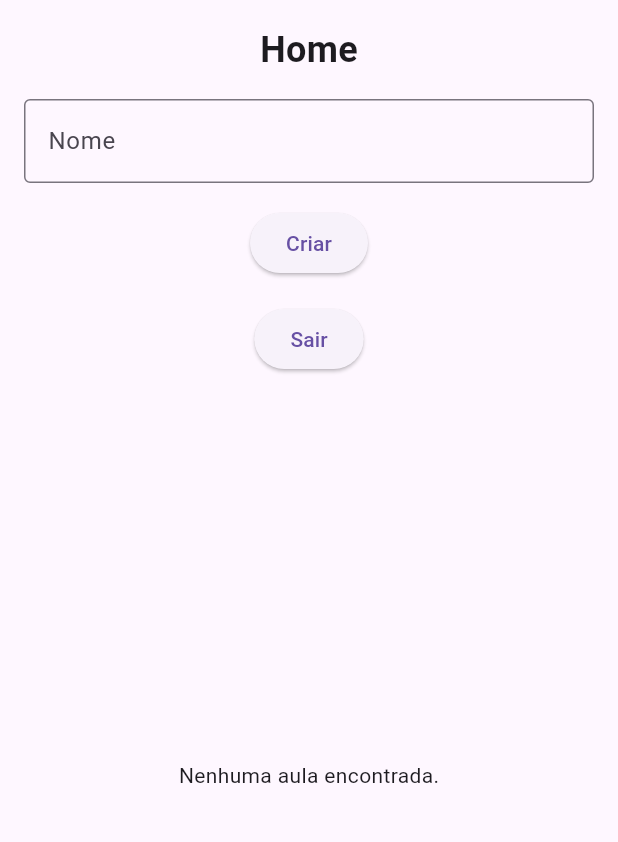
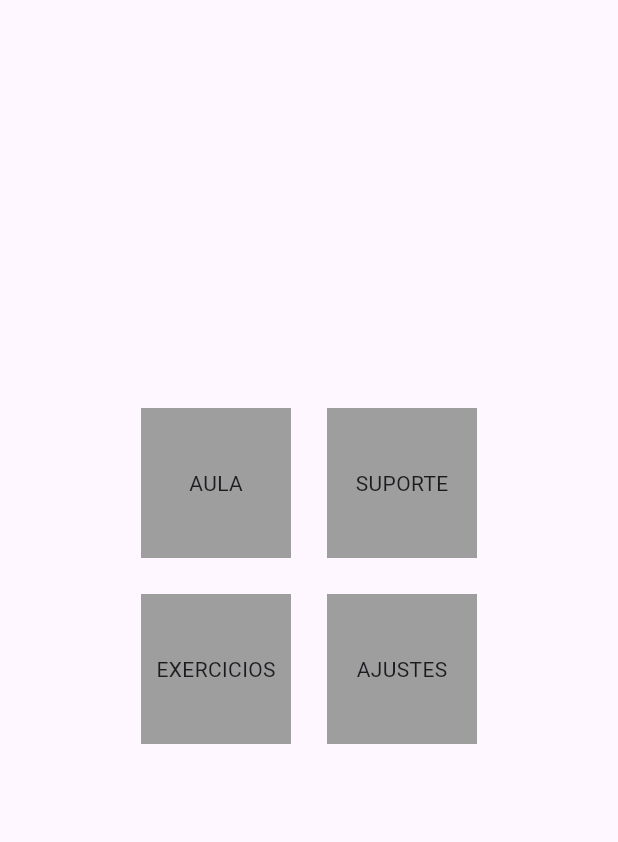
Before and after one commit to IGDSCI/REUSO, a Flutter app: the HomeStf screen opened directly, on a phone screen of 412 x 824 dp, the part 84-926 px from its top. Run offline on Flutter 3.47's test engine with Material 3 defaults, Android fonts, the phone set to English and light mode, and no system bars; our stand-ins replace supabase_flutter; missing offline and left inert: dart:html; accounts and stored records are empty.

Commit message:
Tela de home

```diff
--- a/lib/cadastro.dart
+++ b/lib/cadastro.dart
@@ -1,6 +1,6 @@
 import 'package:flutter/material.dart';
 import 'package:flutter/widgets.dart';
-import 'package:flutter_application_1/Home.dart';
+import 'package:flutter_application_1/aula.dart';
 import 'package:flutter_application_1/login.dart';
 import 'package:supabase_flutter/supabase_flutter.dart';
 
@@ -11,7 +11,7 @@ class CadastroStl extends StatelessWidget {
     return MaterialApp(
       home: const CadastroStf(),
       routes: {
-        '/home': (context) => const HomeStl(),
+        '/aula': (context) => const AulaStl(),
         '/login': (context) => const LoginStl(),
       },
     );
@@ -40,7 +40,7 @@ class _CadastroStfState extends State<CadastroStf> {
 
       if(!mounted) return;
 
-      Navigator.pushReplacement(context, MaterialPageRoute(builder: (context)=> const HomeStl()));
+      Navigator.pushReplacement(context, MaterialPageRoute(builder: (context)=> const AulaStl()));
     } on AuthException catch (e){
       print(e);
     }
--- a/lib/home.dart
+++ b/lib/home.dart
@@ -1,159 +1,90 @@
+import 'package:flutter/cupertino.dart';
 import 'package:flutter/material.dart';
-import 'package:flutter_application_1/cadastro.dart';
-import 'package:supabase_flutter/supabase_flutter.dart';
+import 'package:flutter/widgets.dart';
+import 'package:flutter_application_1/aula.dart';
 
 class HomeStl extends StatelessWidget {
   const HomeStl({super.key});
+
   @override
   Widget build(BuildContext context) {
-    return const MaterialApp(
-      home: HomeStf(),
+    return MaterialApp(
+      home: const HomeStf(),
+      routes: {
+        '/aula': (context) => const AulaStl(),
+      },
     );
   }
 }
 
 class HomeStf extends StatefulWidget {
   const HomeStf({super.key});
+
   @override
   State<HomeStf> createState() => _HomeStfState();
 }
 
 class _HomeStfState extends State<HomeStf> {
-  final TextEditingController _nomeController = TextEditingController();
-  final aulaStream = Supabase.instance.client.from('aulas').stream(primaryKey: ['id']);
-
-  Future<void> singOut() async {
-    await Supabase.instance.client.auth.signOut();
-    if (!mounted) return;
-    Navigator.pushReplacement(
-      context,
-      MaterialPageRoute(builder: (context) => const CadastroStl()),
-    );
-  }
-
-  Future<void> novaAula() async {
-    final nome = _nomeController.text.trim();
-    if (nome.isNotEmpty) {
-      await Supabase.instance.client.from('aulas').insert({'nome': nome});
-      _nomeController.clear();
-    }
-  }
-
-  Future<void> atualizarAula(aulaid, novoTexto) async{
-    await Supabase.instance.client.from('aulas').update({'nome' : novoTexto}).eq('id', aulaid);
-  }
-
-  Future<void> deletarAula(String aulaid) async {
-    await Supabase.instance.client.from('aulas').delete().eq('id', aulaid);
-  }
-
   @override
   Widget build(BuildContext context) {
     return Scaffold(
-      appBar: AppBar(
-        title: Center(
-          child: Text(
-            'MELP',
-            style: TextStyle(color: Colors.white),
-          ),
-        ),
+      appBar: AppBar(title: const Center(
+        child: Text(
+          'MELP',
+          style: TextStyle(color: Colors.white),
+        )),
         backgroundColor: Colors.black,
       ),
-      body: Padding(
-        padding: const EdgeInsets.all(16.0),
-        child: Column(
+      body: Row(mainAxisAlignment: MainAxisAlignment.center,
+        children: [
+        Column(mainAxisAlignment: MainAxisAlignment.center,
           children: [
-            const Text(
-              'Home',
-              style: TextStyle(fontSize: 24, fontWeight: FontWeight.bold),
-            ),
-            const SizedBox(height: 16),
-            TextField(
-              controller: _nomeController,
-              decoration: const InputDecoration(
-                labelText: 'Nome',
-                border: OutlineInputBorder(),
+          MouseRegion(
+            cursor: SystemMouseCursors.click,
+            child: GestureDetector(
+              onTap: (){
+                Navigator.of(context).pushReplacementNamed('/aula');
+              },
+              child: Container(
+                height: 100,
+                width: 100,
+                color: Colors.grey,
+                child: const Center(child: Text('AULA')),
               ),
             ),
-            const SizedBox(height: 16),
-            ElevatedButton(
-              onPressed: novaAula,
-              child: const Text('Criar'),
-            ),
-            const SizedBox(height: 16),
-            ElevatedButton(
-              onPressed: singOut,
-              child: const Text('Sair'),
-            ),
-            const SizedBox(height: 32),
-            Expanded(
-              child: StreamBuilder<List<Map<String, dynamic>>>(
-                stream: aulaStream,
-                builder: (context, snapshot) {
-                  if (snapshot.connectionState == ConnectionState.waiting) {
-                    return const Center(child: CircularProgressIndicator());
-                  } else if (snapshot.hasError) {
-                    return Center(child: Text('Erro: ${snapshot.error}'));
-                  } else if (!snapshot.hasData || snapshot.data!.isEmpty) {
-                    return const Center(child: Text('Nenhuma aula encontrada.'));
-                  } else {
-                    final aulas = snapshot.data!;
-                    return ListView.builder(
-                      itemCount: aulas.length,
-                      itemBuilder: (context, index) {
-                        final aula = aulas[index];
-                        final aulaId = aula['id'].toString();
-                        return ListTile(
-                          title: Text(aula['nome'] ?? 'Nome não encontrado'),
-                          trailing: Row(
-                            mainAxisSize: MainAxisSize.min,
-                            children: [
-                              IconButton(onPressed: (){
-                                showDialog(context: context, builder: (context){
-                                  return SimpleDialog(
-                                    title: const Text("Editar nota"),
-                                    children: [
-                                      TextFormField(
-                                        initialValue: aula['nome'],
-                                        onFieldSubmitted: (value) async{
-                                          await atualizarAula(aulaId, value);
-                                        }),
-                                    ],
-                                  );
-                                });
-                              }, icon: const Icon(Icons.edit)),
-                              IconButton(onPressed: () async{
-                                bool deletedConfirmed = await showDialog(context: context, builder: (context){
-                                  return AlertDialog(
-                                    title: const Text('Deletar aula'),
-                                    content: const Text('Você tem certeza?'),
-                                    actions: [
-                                      TextButton(onPressed: (){
-                                        Navigator.pop(context, false);
-                                      }, child: const Text('Cancelar')),
-                                      TextButton(onPressed: (){
-                                        Navigator.pop(context, true);
-                                      }, child: const Text('Deletar'))
-                                    ],
+          ),
 
-                                  );
-                                });
-                                if(deletedConfirmed){
-                                  await deletarAula(aulaId);
-                                }
-                              }, icon: const Icon(Icons.delete))
-                            ],
-                            ),
-                        );
-                      },
-                    );
-                  }
-                },
-              ),
-            ),
-          ],
-        ),
-      ),
+          const SizedBox(height: 24),
+
+          Container(
+            height: 100,
+            width: 100,
+            color: Colors.grey,
+            child: const Center(child: Text('EXERCICIOS')),
+          ),
+        ],),
+
+        const SizedBox(width: 24),
+
+        Column(mainAxisAlignment: MainAxisAlignment.center,
+          children: [
+          Container(
+            height: 100,
+            width: 100,
+            color: Colors.grey,
+            child: const Center(child: Text('SUPORTE')),
+          ),
+
+          const SizedBox(height: 24),
+
+          Container(
+            height: 100,
+            width: 100,
+            color: Colors.grey,
+            child: const Center(child: Text('AJUSTES')),
+          ),
+        ],)
+      ],),
     );
   }
 }
--- a/lib/login.dart
+++ b/lib/login.dart
@@ -1,6 +1,7 @@
 import 'package:flutter/material.dart';
-import 'package:flutter_application_1/Home.dart';
+import 'package:flutter_application_1/aula.dart';
 import 'package:flutter_application_1/cadastro.dart';
+import 'package:flutter_application_1/home.dart';
 import 'package:supabase_flutter/supabase_flutter.dart';
 
 class LoginStl extends StatelessWidget {
@@ -10,8 +11,9 @@ class LoginStl extends StatelessWidget {
     return MaterialApp(
       home: const LoginStf(),
       routes: {
+        '/aula': (context) => const AulaStl(),
+        '/cadastro': (context) => const CadastroStl(),
         '/home': (context) => const HomeStl(),
-        '/cadastro': (context) => const CadastroStl(),
       },
     );
   }
```
Also changed, not shown: lib/aula.dart (added, +159 -0 lines).
